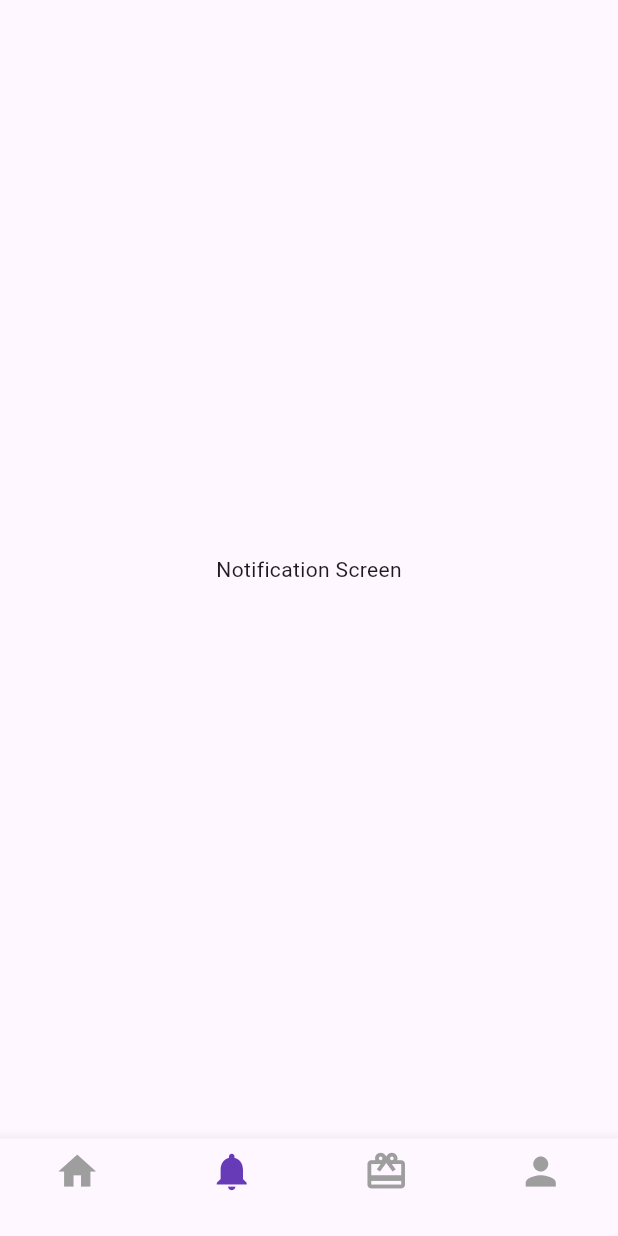
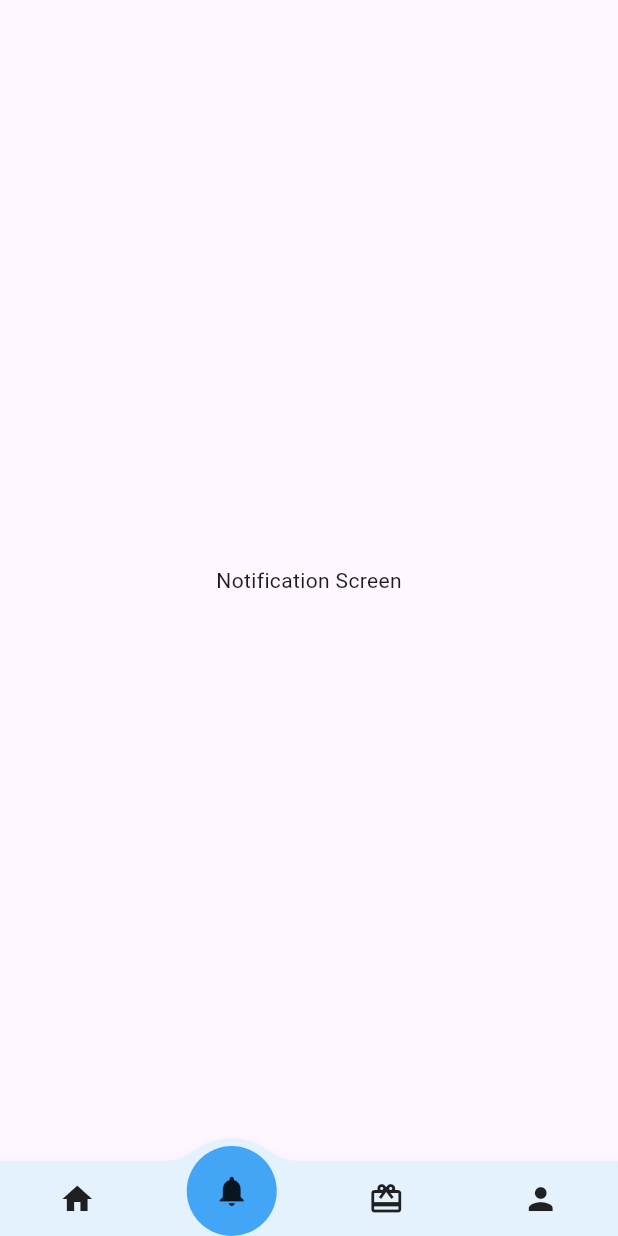
Before and after one commit to shInNei/IQTranhDau_front_end, a Flutter app: the MainPageLayout screen opened directly, item 2 of the bottom bar chosen, on a phone screen of 412 x 824 dp. Run offline on Flutter 3.47's test engine with Material 3 defaults, Android fonts, the phone set to English and light mode, and no system bars; drawn by our look-alikes of convex_bottom_bar.

Commit message:
replace navigation bar

```diff
--- a/frontend/lib/layout.dart
+++ b/frontend/lib/layout.dart
@@ -6,57 +6,65 @@ import 'gift.dart';
 import 'profile.dart';
 import 'navbar.dart';
 
+class MainPageLayout extends StatefulWidget {
+  final int initialIndex;
 
-class MainPageLayout extends StatefulWidget {
-  const MainPageLayout({super.key});
+  const MainPageLayout({super.key, this.initialIndex = 0});
 
   @override
   State<MainPageLayout> createState() => _MainPageLayoutState();
 }
 
 class _MainPageLayoutState extends State<MainPageLayout> {
-  int _currentIndex = 0;
+  late int _currentIndex;
   bool _resetHome = false;
   bool _resetProfile = false;
 
+  @override
+  void initState() {
+    super.initState();
+    _currentIndex = widget.initialIndex;
+  }
+
   void _onResetHomeComplete() {
     setState(() {
-      _resetHome = false; // reset the flag after handled
+      _resetHome = false;
     });
   }
 
   void _onResetProfileComplete() {
     setState(() {
-      _resetProfile = false; // reset the flag after handled
+      _resetProfile = false;
     });
   }
 
   void _onTabChanged(int index) {
     setState(() {
-      if(index == 0 && _currentIndex == 0) {
+      if (index == 0 && _currentIndex == 0) {
         _resetHome = true;
       }
-      if(index == 3 && _currentIndex == 3) {
+      if (index == 3 && _currentIndex == 3) {
         _resetProfile = true;
       }
-
       _currentIndex = index;
     });
   }
 
-List<Widget> get screens => [
-  HomeScreen(resetToMain: _resetHome, onResetComplete: _onResetHomeComplete),
-  const NotificationScreen(),
-  const GiftScreen(),
-  ProfileScreen(resetToMain: _resetProfile, onResetComplete: _onResetProfileComplete),
-];
-
+  List<Widget> get screens => [
+    HomeScreen(resetToMain: _resetHome, onResetComplete: _onResetHomeComplete),
+    const NotificationScreen(),
+    const GiftScreen(),
+    ProfileScreen(
+      resetToMain: _resetProfile,
+      onResetComplete: _onResetProfileComplete,
+    ),
+  ];
 
   @override
   Widget build(BuildContext context) {
     return Scaffold(
       body: screens[_currentIndex],
-      bottomNavigationBar: CustomBottomNavBar(
+      bottomNavigationBar: ConvexNavBar(
         currentIndex: _currentIndex,
         onTap: _onTabChanged,
       ),
--- a/frontend/lib/navbar.dart
+++ b/frontend/lib/navbar.dart
@@ -1,4 +1,6 @@
 import 'package:flutter/material.dart';
+import 'package:convex_bottom_bar/convex_bottom_bar.dart';
+import 'layout.dart';
 
 class CustomButton extends StatelessWidget {
   final String text;
@@ -21,11 +23,11 @@ class CustomButton extends StatelessWidget {
   }
 }
 
-class CustomBottomNavBar extends StatelessWidget {
+class ConvexNavBar extends StatelessWidget {
   final int currentIndex;
   final ValueChanged<int> onTap;
 
-  const CustomBottomNavBar({
+  const ConvexNavBar({
     super.key,
     required this.currentIndex,
     required this.onTap,
@@ -33,18 +35,37 @@ class CustomBottomNavBar extends StatelessWidget {
 
   @override
   Widget build(BuildContext context) {
-    return BottomNavigationBar(
-      currentIndex: currentIndex,
+    return ConvexAppBar(
+      style: TabStyle.reactCircle,
+      backgroundColor: const Color(0xFFE3F2FD), // Light blue background
+      color: const Color(0xFFB0BEC5), // Light blue-gray for inactive icons
+      activeColor: const Color(0xFF42A5F5), // Softer blue for active tab/icon
+      height: 50,
+      curveSize: 60,
+      top: -15,
+      initialActiveIndex: currentIndex,
       onTap: onTap,
-      selectedItemColor: Colors.deepPurple,
-      unselectedItemColor: Colors.grey,
-      type: BottomNavigationBarType.fixed,
-      iconSize: 30,
       items: const [
-        BottomNavigationBarItem(icon: Icon(Icons.home), label: ''),
-        BottomNavigationBarItem(icon: Icon(Icons.notifications), label: ''),
-        BottomNavigationBarItem(icon: Icon(Icons.card_giftcard), label: ''),
-        BottomNavigationBarItem(icon: Icon(Icons.person), label: ''),
+        TabItem(
+          icon: Icon(Icons.home, size: 24),
+          activeIcon: Icon(Icons.home, size: 24),
+          title: '',
+        ),
+        TabItem(
+          icon: Icon(Icons.notifications, size: 24),
+          activeIcon: Icon(Icons.notifications, size: 24),
+          title: '',
+        ),
+        TabItem(
+          icon: Icon(Icons.card_giftcard, size: 24),
+          activeIcon: Icon(Icons.card_giftcard, size: 24),
+          title: '',
+        ),
+        TabItem(
+          icon: Icon(Icons.person, size: 24),
+          activeIcon: Icon(Icons.person, size: 24),
+          title: '',
+        ),
       ],
     );
   }
--- a/frontend/pubspec.yaml
+++ b/frontend/pubspec.yaml
@@ -36,6 +36,7 @@ dependencies:
   # Use with the CupertinoIcons class for iOS style icons.
   cupertino_icons: ^1.0.8
   animations: ^2.0.11
+  convex_bottom_bar: ^3.2.0
 
 dev_dependencies:
   flutter_test:
```
Also changed, not shown: frontend/pubspec.lock.
